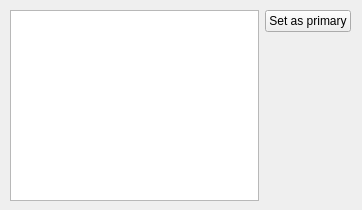
iccanobif/defaultScreen, file mainwindow.ui: the form before one commit.
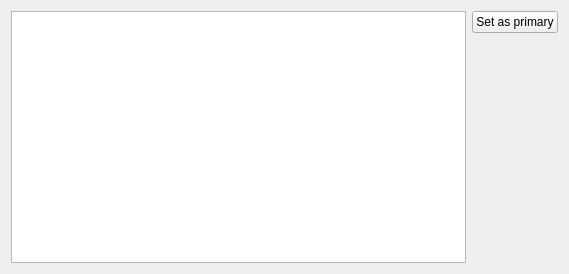
The form after the commit.

```diff
--- a/mainwindow.ui
+++ b/mainwindow.ui
@@ -6,8 +6,8 @@
    <rect>
     <x>0</x>
     <y>0</y>
-    <width>362</width>
-    <height>210</height>
+    <width>569</width>
+    <height>274</height>
    </rect>
   </property>
   <property name="sizePolicy">
@@ -19,15 +19,8 @@
   <property name="windowTitle">
    <string>Set primary display</string>
   </property>
-  <widget class="QWidget" name="horizontalLayoutWidget">
-   <property name="geometry">
-    <rect>
-     <x>10</x>
-     <y>10</y>
-     <width>341</width>
-     <height>191</height>
-    </rect>
-   </property>
+  <layout class="QHBoxLayout" name="horizontalLayout_2">
+   <item>
    <layout class="QHBoxLayout" name="horizontalLayout">
     <item>
      <widget class="QListWidget" name="lstDevices"/>
@@ -57,7 +50,8 @@
      </layout>
     </item>
    </layout>
-  </widget>
+   </item>
+  </layout>
  </widget>
  <resources/>
  <connections/>
```
Lines whose indentation alone changed are shown as unchanged.
